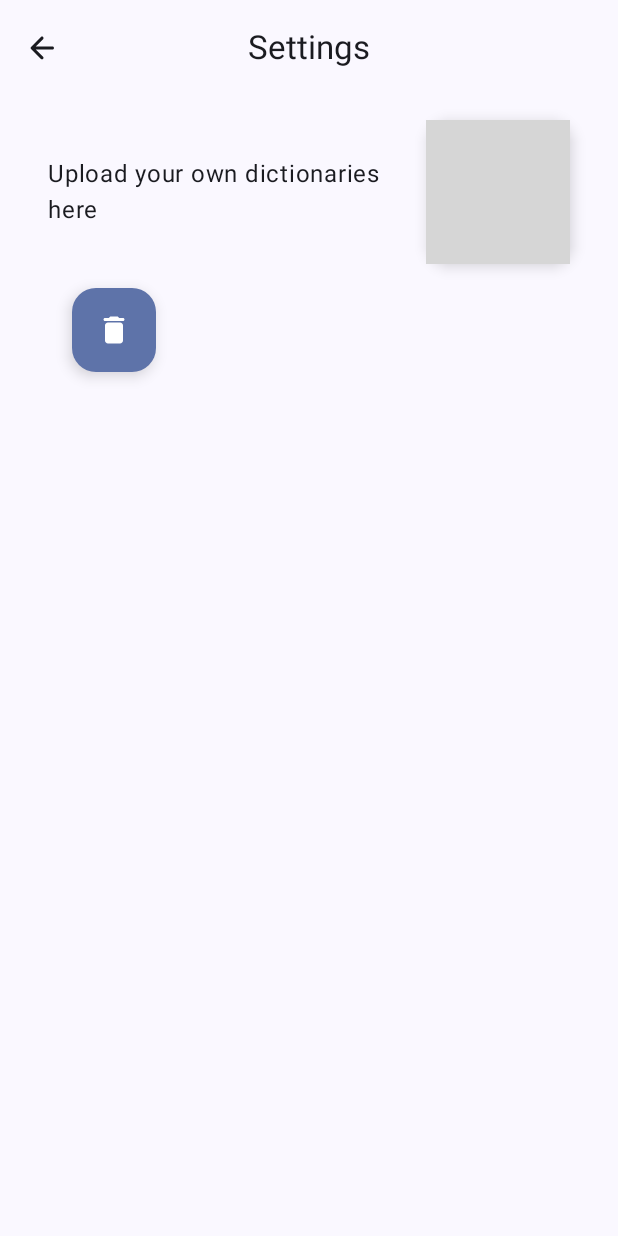
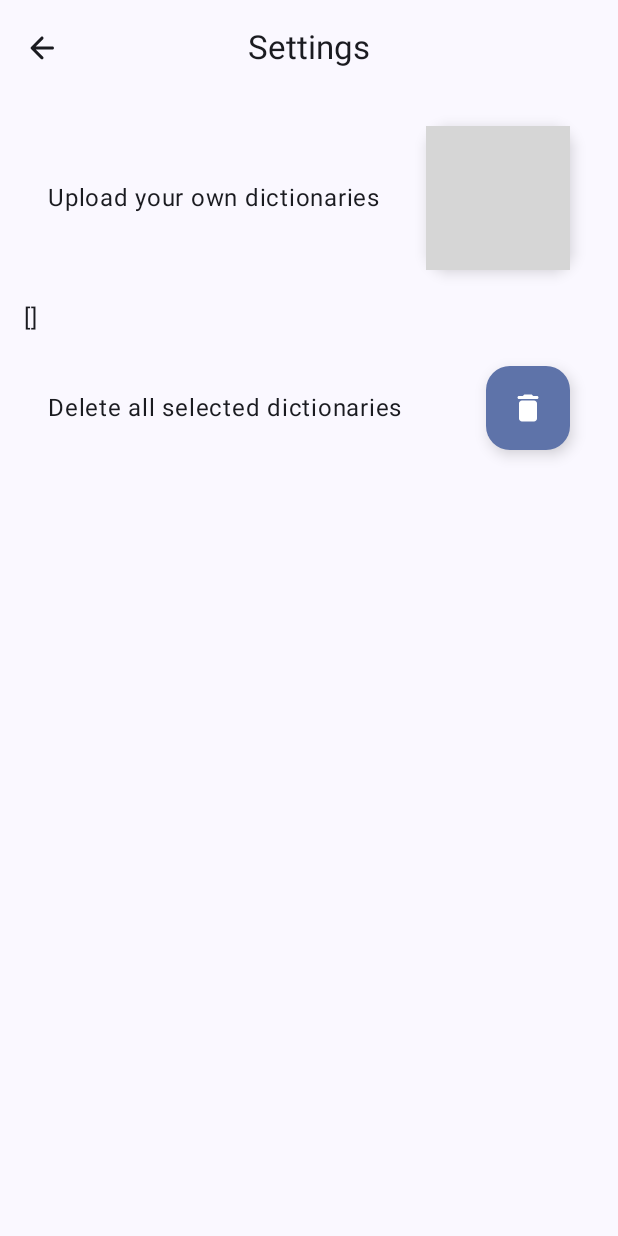
Before and after one commit to Hasnainz/Jigi, an Android app built with Jetpack Compose: the SettingsPage screen opened through its navigation route, on a phone screen of 412 x 824 dp. Run offline under Robolectric (Android 15) with nearby library versions, the phone set to English and light mode, and no system bars; 13 statements that could not run were skipped; grey boxes are pictures that could not be loaded.

Commit message:
Updated the settings page UI to include a circular progress bar as well as a new database option that gets all existing dictionaries from the database.

```diff
--- a/app/src/main/java/com/example/jigi/data/DictionaryEntryDAO.kt
+++ b/app/src/main/java/com/example/jigi/data/DictionaryEntryDAO.kt
@@ -33,4 +33,7 @@ interface DictionaryEntryDAO {
 
     @Query("SELECT * FROM Dictionary WHERE word LIKE '%' || :word")
     fun getBackwardsWord(word: String): Flow<List<DictionaryEntry>>
+
+    @Query("SELECT DISTINCT dictionary FROM Dictionary")
+    fun getUniqueDictionaries(): Flow<List<String>>
 }
--- a/app/src/main/java/com/example/jigi/data/DictionaryRepository.kt
+++ b/app/src/main/java/com/example/jigi/data/DictionaryRepository.kt
@@ -1,5 +1,6 @@
 package com.example.jigi.data
 
+import androidx.room.Query
 import kotlinx.coroutines.flow.Flow
 
 interface DictionaryRepository {
@@ -19,4 +20,6 @@ interface DictionaryRepository {
 
     fun getBackwardsWord(word: String): Flow<List<DictionaryEntry>>
 
+    fun getUniqueDictionaries(): Flow<List<String>>
+
 }
--- a/app/src/main/java/com/example/jigi/data/OfflineDictionaryRepository.kt
+++ b/app/src/main/java/com/example/jigi/data/OfflineDictionaryRepository.kt
@@ -20,4 +20,6 @@ class OfflineDictionaryRepository(private val dictEntryDAO: DictionaryEntryDAO)
 
     override fun getBackwardsWord(word: String): Flow<List<DictionaryEntry>> = dictEntryDAO.getBackwardsWord(word)
 
+    override fun getUniqueDictionaries(): Flow<List<String>> = dictEntryDAO.getUniqueDictionaries()
+
 }
--- a/app/src/main/java/com/example/jigi/ui/navigation/NavigationRouting.kt
+++ b/app/src/main/java/com/example/jigi/ui/navigation/NavigationRouting.kt
@@ -86,6 +86,7 @@ fun JigiApp(
                 )
             }
             composable(route = SearchScreen.Settings.name) {
+                settingsViewModel.updateExistingDictionaries()
                 SettingsPage(
                     settingsViewModel = settingsViewModel
                 )
--- a/app/src/main/java/com/example/jigi/ui/settingsPage/SettingsPage.kt
+++ b/app/src/main/java/com/example/jigi/ui/settingsPage/SettingsPage.kt
@@ -1,5 +1,6 @@
 package com.example.jigi.ui.settingsPage
 
+import android.annotation.SuppressLint
 import android.os.Build
 import androidx.activity.compose.rememberLauncherForActivityResult
 import androidx.activity.result.contract.ActivityResultContracts
@@ -30,6 +31,7 @@ import androidx.compose.material.icons.rounded.DeleteForever
 import androidx.compose.material3.AlertDialog
 import androidx.compose.material3.CircularProgressIndicator
 import androidx.compose.material3.TextButton
+import androidx.compose.runtime.LaunchedEffect
 import androidx.compose.runtime.collectAsState
 import androidx.compose.runtime.mutableStateOf
 import androidx.compose.runtime.remember
@@ -44,15 +46,17 @@ import com.example.jigi.viewprovider.AppViewModelProvider
 import kotlinx.coroutines.launch
 
 
+@SuppressLint("CoroutineCreationDuringComposition")
 @RequiresApi(Build.VERSION_CODES.TIRAMISU)
 @Composable
 fun SettingsPage(
     settingsViewModel: SettingsViewModel = viewModel(factory = AppViewModelProvider.Factory),
     modifier: Modifier = Modifier
 ) {
+    val coroutineScope = rememberCoroutineScope()
     val uiState = settingsViewModel.uiState.collectAsState()
     val context = LocalContext.current
-    val coroutineScope = rememberCoroutineScope()
+
 
     val filePickerLauncher = rememberLauncherForActivityResult(
         contract = ActivityResultContracts.GetContent()
@@ -68,12 +72,13 @@ fun SettingsPage(
         modifier = modifier.padding(16.dp)
     ) {
         ImportDictionaryBar(
-
-            showProgress = uiState.value.isLoadingDictionary || uiState.value.isImportError,
+            showProgress = uiState.value.isLoadingDictionary,
             progressMessage = uiState.value.importStatusMessage,
             progressPercentage = uiState.value.loadingCurrentSize.toFloat() / uiState.value.loadingTotalSize.toFloat(),
             importDictionaryOnClick = { filePickerLauncher.launch("*/*") },
         )
+        Spacer(modifier = Modifier.height(16.dp))
+        Text(text = uiState.value.existingDictionaries.toString())
         Spacer(modifier = Modifier.height(16.dp))
         DeleteAllDictionariesBar(
             isDeleted = uiState.value.isDeleted,
@@ -109,13 +114,11 @@ fun DeleteAllDictionariesBar(
     ) {
 
         Spacer(modifier = Modifier.width(16.dp))
-        if(isDeleted) {
         Text(
             text = deletedStatusMessage,
             color = onPrimaryContainerLight,
             modifier = modifier.weight(1f)
         )
-        }
 
         Spacer(modifier = Modifier.width(16.dp))
 
@@ -150,10 +153,18 @@ fun ImportDictionaryBar(
         )
 
         if (showProgress) {
+            if (progressPercentage > 0.01) {
                 CircularProgressIndicator(
                     progress = { progressPercentage },
                     color = onPrimaryContainerLight
                 )
+
+            } else {
+                CircularProgressIndicator(
+                    color = onPrimaryContainerLight
+                )
+
+            }
 
         }
         Spacer(modifier = Modifier.width(16.dp))
@@ -171,7 +182,7 @@ fun ImportDictionaryButton(importDictionaryOnClick: () -> Unit, modifier: Modifi
         onClick = importDictionaryOnClick,
         containerColor = backgroundDark,
         contentColor = onBackgroundDark,
-        modifier = modifier
+        modifier = modifier.padding(vertical = 4.dp)
     ) {
         Icon(painterResource(id = R.drawable.upload2), "Import Dictionary Button.")
     }
@@ -189,7 +200,7 @@ fun DeleteAllDictionariesButton(deleteAlLDictionaries: () -> Unit, modifier: Mod
         onClick = { openConfirmation.value = true },
         containerColor = backgroundDark,
         contentColor = onBackgroundDark,
-        modifier = modifier
+        modifier = modifier.padding(vertical = 4.dp)
     ) {
 
         Icon(Icons.Rounded.Delete, "Remove All Dictionaries Button")
--- a/app/src/main/java/com/example/jigi/ui/settingsPage/SettingsPageUiState.kt
+++ b/app/src/main/java/com/example/jigi/ui/settingsPage/SettingsPageUiState.kt
@@ -1,11 +1,12 @@
 package com.example.jigi.ui.settingsPage
 
 data class SettingsPageUiState(
-    val importStatusMessage: String = "Upload your own dictionaries here",
-    val deleteStatusMessage: String = "Delete all selected dictionaries here",
+    val importStatusMessage: String = "Upload your own dictionaries",
+    val deleteStatusMessage: String = "Delete all selected dictionaries",
     val isDeleted: Boolean = false,
     val loadingCurrentSize: Int = 0,
     val loadingTotalSize: Int = 1,
     val isLoadingDictionary: Boolean = false,
     val isImportError: Boolean = false,
+    val existingDictionaries: List<String> = listOf(),
 )
--- a/app/src/main/java/com/example/jigi/ui/settingsPage/SettingsViewModel.kt
+++ b/app/src/main/java/com/example/jigi/ui/settingsPage/SettingsViewModel.kt
@@ -5,6 +5,7 @@ import android.net.Uri
 import android.os.Build
 import androidx.annotation.RequiresApi
 import androidx.lifecycle.ViewModel
+import androidx.lifecycle.viewModelScope
 import com.example.jigi.data.DictionaryEntry
 import com.example.jigi.data.DictionaryRepository
 import com.example.jigi.utils.ImportDictionary
@@ -13,7 +14,10 @@ import kotlinx.coroutines.Dispatchers
 import kotlinx.coroutines.flow.MutableStateFlow
 import kotlinx.coroutines.flow.StateFlow
 import kotlinx.coroutines.flow.asStateFlow
+import kotlinx.coroutines.flow.filterNotNull
+import kotlinx.coroutines.flow.first
 import kotlinx.coroutines.flow.update
+import kotlinx.coroutines.launch
 import kotlinx.coroutines.withContext
 import java.util.UUID
 import java.util.zip.ZipInputStream
@@ -30,7 +34,11 @@ class SettingsViewModel(private val dictionaryRepository: DictionaryRepository)
         try {
             val fileReader = FileReader(context = context)
             _uiState.update { currentState ->
-                currentState.copy(isLoadingDictionary = true, isImportError = false, importStatusMessage = "Reading the dictionary file.")
+                currentState.copy(
+                    isLoadingDictionary = true,
+                    isImportError = false,
+                    importStatusMessage = "Reading the dictionary file."
+                )
             }
             val fileInfo = fileReader.uriToFileInfo(contentUri)
             _uiState.update { currentState ->
@@ -42,31 +50,49 @@ class SettingsViewModel(private val dictionaryRepository: DictionaryRepository)
             }
             val dictionary = dictionaryImporter.loadDictionary(fileInfo)
             _uiState.update { currentState ->
-                currentState.copy(importStatusMessage = "Importing the dictionary into the database.")
+                currentState.copy(importStatusMessage = "Importing the dictionary into the database. Warning, this may take a while.")
             }
             insertDictionaryIntoDatabase(dictionary)
             _uiState.update { currentState ->
-                currentState.copy(importStatusMessage = "Dictionary has been successfully imported.",)
+                currentState.copy(
+                    importStatusMessage = "Dictionary has been successfully imported.",
+                    loadingCurrentSize = 0,
+                    loadingTotalSize = 1,
+                    isLoadingDictionary = false,
+                    )
             }
-
-        }
-        catch (e: Exception) {
+            updateExistingDictionaries()
+        } catch (e: Exception) {
             _uiState.update { currentState ->
-                currentState.copy(importStatusMessage = "Error in loading the dictionary.",
+                currentState.copy(
+                    importStatusMessage = "Error in loading the dictionary.",
                     isLoadingDictionary = false,
-                    isImportError = false)
+                    isImportError = false,
+                    loadingCurrentSize = 0,
+                    loadingTotalSize = 1,
+                )
             }
 
         }
 
+    }
 
-
+    fun updateExistingDictionaries() {
+        viewModelScope.launch {
+            _uiState.update { currentState ->
+                currentState.copy(
+                    existingDictionaries = dictionaryRepository.getUniqueDictionaries()
+                        .filterNotNull()
+                        .first()
+                )
+            }
+        }
 
     }
 
     private suspend fun insertDictionaryIntoDatabase(dictionary: ImportDictionary.Dictionary) {
         _uiState.update { currentState ->
-            currentState.copy(loadingTotalSize=dictionary.entries.size)
+            currentState.copy(loadingTotalSize = dictionary.entries.size)
         }
 
         for (entry in dictionary.entries) {
@@ -88,9 +114,13 @@ class SettingsViewModel(private val dictionaryRepository: DictionaryRepository)
 
     suspend fun purgeAllDictionaries() {
         _uiState.update { currentState ->
-            currentState.copy(isDeleted = true, deleteStatusMessage = "Selected dictionaries have been removed.")
+            currentState.copy(
+                isDeleted = true,
+                deleteStatusMessage = "Selected dictionaries have been removed."
+            )
         }
         dictionaryRepository.nukeTable()
+        updateExistingDictionaries()
     }
 
 }
```
Lines whose indentation alone changed are shown as unchanged.
